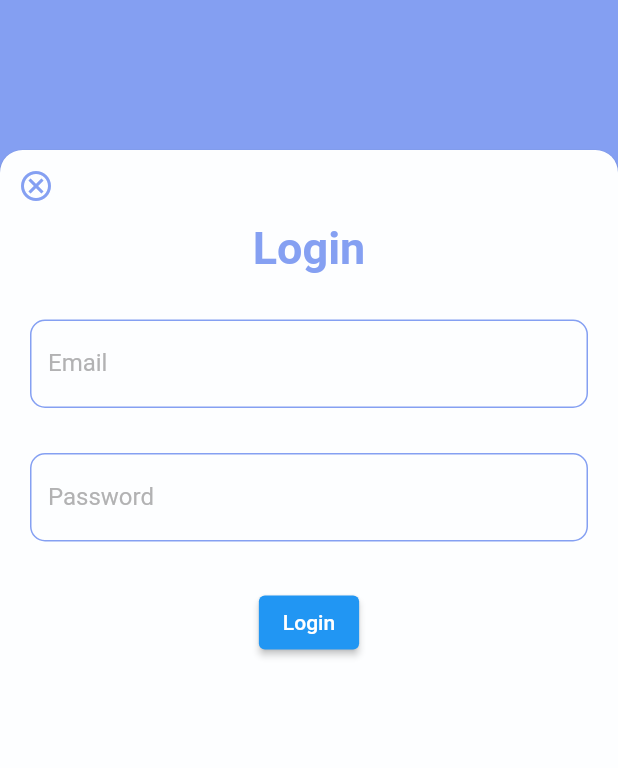
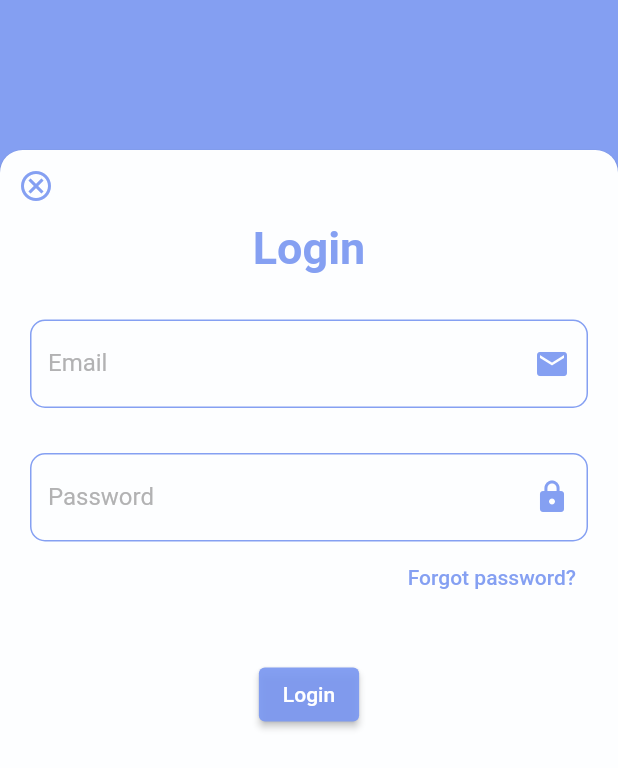
Before and after one commit to shreya2057/QuotesApp, a Flutter app: the screen it shows after launch, after a tap on "Next", on a phone screen of 412 x 824 dp. Shown: the top 768 px of the screen. Run offline on Flutter 3.47's test engine with Material 2 defaults, Android fonts, the phone set to English and light mode, and no system bars.

Commit message:
Login Screen

```diff
--- /dev/null
+++ b/lib/components/auth_button.dart
@@ -0,0 +1,23 @@
+import 'package:flutter/material.dart';
+
+class AuthButton extends StatelessWidget {
+  const AuthButton({Key? key, required this.label}) : super(key: key);
+
+  final String label;
+
+  @override
+  Widget build(BuildContext context) {
+    return Center(
+        child: Padding(
+      padding: const EdgeInsets.all(30.0),
+      child: ElevatedButton(
+          onPressed: () {
+            print("Hi");
+          },
+          style: ButtonStyle(
+              backgroundColor: MaterialStateProperty.all<Color>(
+                  const Color.fromARGB(236, 123, 152, 241))),
+          child: Text(label)),
+    ));
+  }
+}
--- /dev/null
+++ b/lib/components/cancel_button.dart
@@ -0,0 +1,21 @@
+import 'package:flutter/material.dart';
+
+class Cancel extends StatelessWidget {
+  const Cancel({
+    Key? key,
+  }) : super(key: key);
+
+  @override
+  Widget build(BuildContext context) {
+    return IconButton(
+      padding: const EdgeInsets.all(0),
+      onPressed: () {
+        Navigator.of(context).pop();
+      },
+      icon: const Icon(
+        Icons.cancel_outlined,
+        color: Color.fromARGB(236, 123, 152, 241),
+      ),
+    );
+  }
+}
--- a/lib/components/text_field.dart
+++ b/lib/components/text_field.dart
@@ -2,9 +2,11 @@ import 'package:flutter/material.dart';
 import 'package:quotesapp/styles/decorations.dart';
 
 class TextBox extends StatelessWidget {
-  const TextBox({Key? key, required this.label}) : super(key: key);
+  const TextBox({Key? key, required this.label, required this.icon})
+      : super(key: key);
 
   final String label;
+  final IconData icon;
 
   @override
   Widget build(BuildContext context) {
@@ -12,7 +14,12 @@ class TextBox extends StatelessWidget {
     return Padding(
         padding: const EdgeInsets.only(left: 20.0, right: 20, top: 30),
         child: TextField(
+          // controller: TextEditingController(text: "Value"),
           decoration: InputDecoration(
+              suffixIcon: Icon(
+                icon,
+                color: const Color.fromARGB(236, 123, 152, 241),
+              ),
               labelText: currentLabel,
               labelStyle:
                   const TextStyle(color: Color.fromARGB(235, 172, 172, 173)),
--- a/lib/screens/login.dart
+++ b/lib/screens/login.dart
@@ -1,4 +1,6 @@
 import 'package:flutter/material.dart';
+import 'package:quotesapp/components/auth_button.dart';
+import 'package:quotesapp/components/cancel_button.dart';
 import '../components/text_field.dart';
 
 class LoginScreen extends StatelessWidget {
@@ -25,17 +27,8 @@ class LoginScreen extends StatelessWidget {
               color: const Color.fromARGB(255, 253, 254, 255),
               child: Column(
                 crossAxisAlignment: CrossAxisAlignment.start,
-                children: [
-                  IconButton(
-                    padding: const EdgeInsets.all(0),
-                    onPressed: () {
-                      Navigator.of(context).pop();
-                    },
-                    icon: const Icon(
-                      Icons.cancel_outlined,
-                      color: Color.fromARGB(236, 123, 152, 241),
-                    ),
-                  ),
+                children: <Widget>[
+                  const Cancel(),
                   const Center(
                       child: Text(
                     "Login",
@@ -46,16 +39,29 @@ class LoginScreen extends StatelessWidget {
                   )),
                   const TextBox(
                     label: "Email",
+                    icon: Icons.mail,
                   ),
                   const TextBox(
                     label: "Password",
+                    icon: Icons.lock,
                   ),
-                  Center(
-                      child: Padding(
-                    padding: const EdgeInsets.all(30.0),
-                    child: ElevatedButton(
-                        onPressed: () {}, child: const Text("Login")),
-                  ))
+                  Padding(
+                    padding: const EdgeInsets.only(right: 20),
+                    child: Align(
+                      alignment: Alignment.centerRight,
+                      child: TextButton(
+                          onPressed: () {},
+                          child: const Text(
+                            "Forgot password?",
+                            style: TextStyle(
+                              color: Color.fromARGB(236, 123, 152, 241),
+                            ),
+                          )),
+                    ),
+                  ),
+                  const AuthButton(
+                    label: "Login",
+                  )
                 ],
               ),
             )
```
